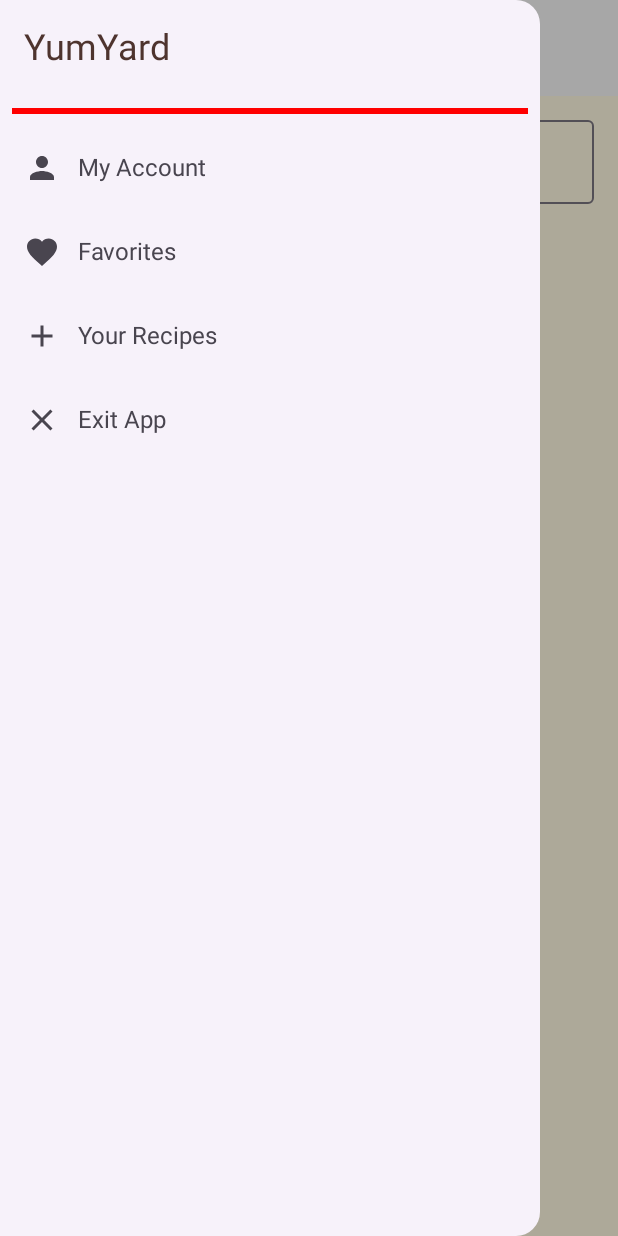
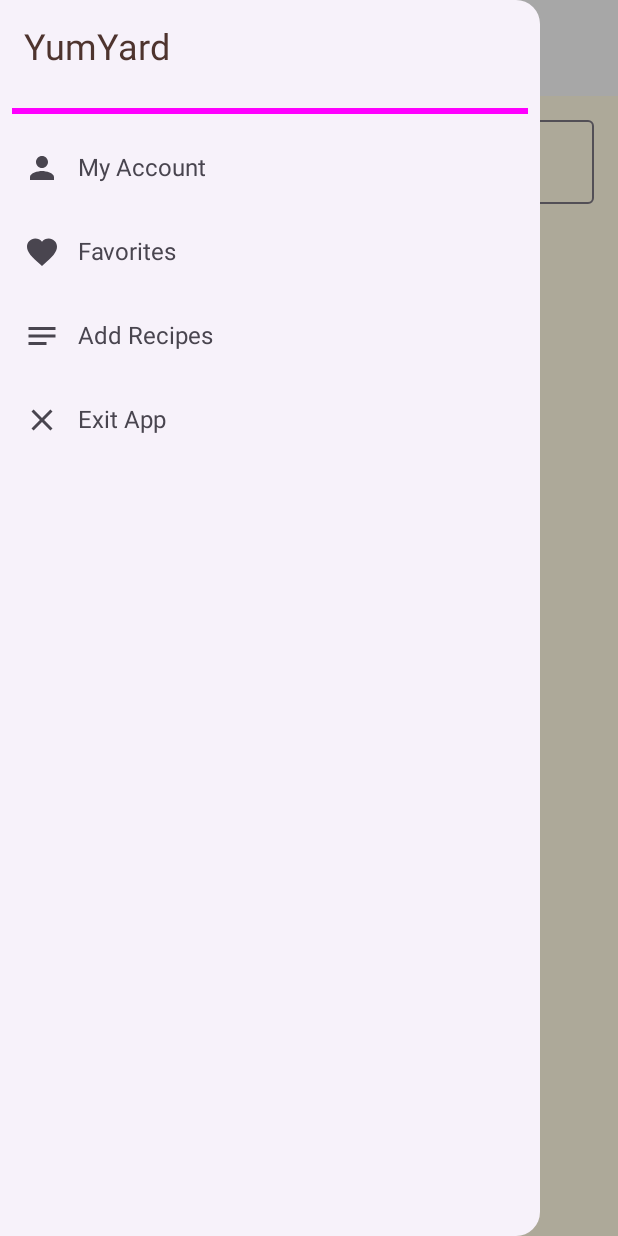
Before and after one commit to keyserSoze98/YumYard, an Android app built with Jetpack Compose: the HomeScreen screen opened through its navigation route, after a tap on "Menu", on a phone screen of 412 x 824 dp. Run offline under Robolectric (Android 15) with nearby library versions, the phone set to English and light mode, and no system bars; our stand-ins replace Dagger/Hilt's generated code, Firebase (no records; nobody signed in at launch, a user with empty details on screens opened directly), accompanist; pictures from the network do not load.

Commit message:
Icon Change for Add Recipes

```diff
--- a/app/src/main/java/com/keysersoze/yumyard/presentation/screens/home/HomeScreen.kt
+++ b/app/src/main/java/com/keysersoze/yumyard/presentation/screens/home/HomeScreen.kt
@@ -17,7 +17,7 @@ import androidx.compose.foundation.lazy.items
 import androidx.compose.foundation.shape.RoundedCornerShape
 import androidx.compose.foundation.text.KeyboardOptions
 import androidx.compose.material.icons.Icons
-import androidx.compose.material.icons.filled.Add
+import androidx.compose.material.icons.automirrored.filled.Notes
 import androidx.compose.material.icons.filled.Close
 import androidx.compose.material.icons.filled.Favorite
 import androidx.compose.material.icons.filled.FavoriteBorder
@@ -95,7 +95,7 @@ fun HomeScreen(viewModel: RecipeViewModel = hiltViewModel(), navController: NavH
                 HorizontalDivider(
                     modifier = Modifier.padding(8.dp),
                     thickness = 4.dp,
-                    color = Color.Red
+                    color = Color.Magenta
                 )
 
                 NavigationDrawerItem(
@@ -123,14 +123,14 @@ fun HomeScreen(viewModel: RecipeViewModel = hiltViewModel(), navController: NavH
                 )
 
                 NavigationDrawerItem(
-                    label = { Text("Your Recipes") },
+                    label = { Text("Add Recipes") },
                     selected = false,
                     onClick = {
                         navController.navigate("draft_recipes")
                         scope.launch { drawerState.close() }
                     },
                     icon = {
-                        Icon(Icons.Default.Add, contentDescription = "Your Recipes")
+                        Icon(Icons.AutoMirrored.Filled.Notes, contentDescription = "Your Recipes")
                     }
                 )
 
--- a/app/src/main/java/com/keysersoze/yumyard/ui/theme/Theme.kt
+++ b/app/src/main/java/com/keysersoze/yumyard/ui/theme/Theme.kt
@@ -11,7 +11,7 @@ import androidx.compose.ui.graphics.Color
 private val DarkColorScheme = darkColorScheme(
     primary = PrimaryOrange,
     secondary = SecondaryPeach,
-    background = Color(0xFF121212), // A dark background
+    background = Color(0xFF121212),
     surface = Color(0xFF1E1E1E),
     onPrimary = Color.White,
     onSecondary = Color.White,
@@ -36,7 +36,7 @@ private val LightColorScheme = lightColorScheme(
 
 @Composable
 fun YumYardTheme(
-    darkTheme: Boolean = isSystemInDarkTheme(), // 🍫 Auto detects system dark mode
+    darkTheme: Boolean = isSystemInDarkTheme(),
     content: @Composable () -> Unit
 ) {
     val colorScheme = if (darkTheme) DarkColorScheme else LightColorScheme
```
